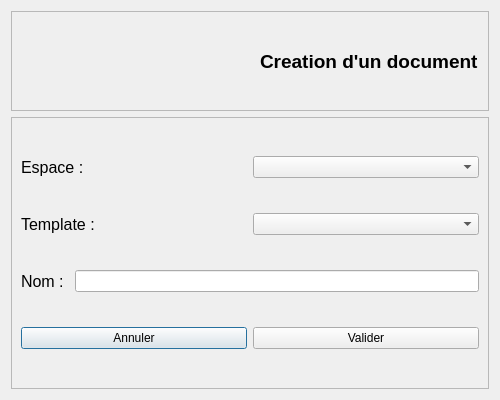
Above: main_gui/gui_create.ui from Arrera-Software/arrera_markdown before the change. Below: the same form after it.
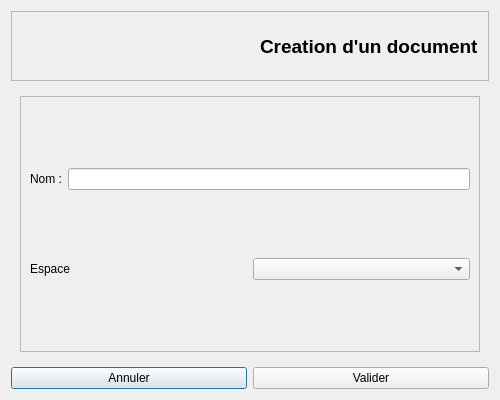
That is the form after the change. The open tabs and pages were chosen to show the change. Icons and pictures are not drawn. Custom widgets are drawn as their Qt base class.

Commit message: Ajout action pour la creation de template plus simple

```diff
--- a/main_gui/gui_create.ui
+++ b/main_gui/gui_create.ui
@@ -100,6 +100,13 @@
     </widget>
    </item>
    <item>
+    <widget class="QStackedWidget" name="create">
+     <property name="currentIndex">
+      <number>0</number>
+     </property>
+     <widget class="QWidget" name="normal">
+      <layout class="QVBoxLayout" name="verticalLayout_3">
+       <item>
     <widget class="RoundedFrame" name="frame_middle_create">
      <property name="frameShape">
       <enum>QFrame::Shape::StyledPanel</enum>
@@ -165,6 +172,57 @@
         </item>
        </layout>
       </item>
+         </layout>
+        </widget>
+       </item>
+      </layout>
+     </widget>
+     <widget class="QWidget" name="with_template">
+      <layout class="QVBoxLayout" name="verticalLayout_4">
+       <item>
+        <widget class="RoundedFrame" name="frame">
+         <property name="frameShape">
+          <enum>QFrame::Shape::StyledPanel</enum>
+         </property>
+         <property name="frameShadow">
+          <enum>QFrame::Shadow::Raised</enum>
+         </property>
+         <layout class="QVBoxLayout" name="verticalLayout_5">
+          <item>
+           <layout class="QHBoxLayout" name="horizontalLayout_7">
+            <item>
+             <widget class="QLabel" name="label">
+              <property name="text">
+               <string>Nom :</string>
+              </property>
+             </widget>
+            </item>
+            <item>
+             <widget class="QLineEdit" name="entry_name_template"/>
+            </item>
+           </layout>
+          </item>
+          <item>
+           <layout class="QHBoxLayout" name="horizontalLayout_6">
+            <item>
+             <widget class="QLabel" name="l_template2">
+              <property name="text">
+               <string>Espace</string>
+              </property>
+             </widget>
+            </item>
+            <item>
+             <widget class="QComboBox" name="list_space_template"/>
+            </item>
+           </layout>
+          </item>
+         </layout>
+        </widget>
+       </item>
+      </layout>
+     </widget>
+    </widget>
+   </item>
       <item>
        <layout class="QHBoxLayout" name="horizontalLayout_5">
         <item>
@@ -185,9 +243,6 @@
       </item>
      </layout>
     </widget>
-   </item>
-  </layout>
- </widget>
  <customwidgets>
   <customwidget>
    <class>RoundedFrame</class>
@@ -195,6 +250,11 @@
    <header location="global">custom_widget/roundedframe.h</header>
    <container>1</container>
   </customwidget>
+  <customwidget>
+   <class>APushButton</class>
+   <extends>QPushButton</extends>
+   <header location="global">custom_widget/apushbutton.h</header>
+  </customwidget>
  </customwidgets>
  <resources>
   <include location="../asset/resource.qrc"/>
```
Left out of the diff: 4 changed lines with no effect on the pictures. Lines whose indentation alone changed are shown as unchanged. The commit also changes 8 other files.
